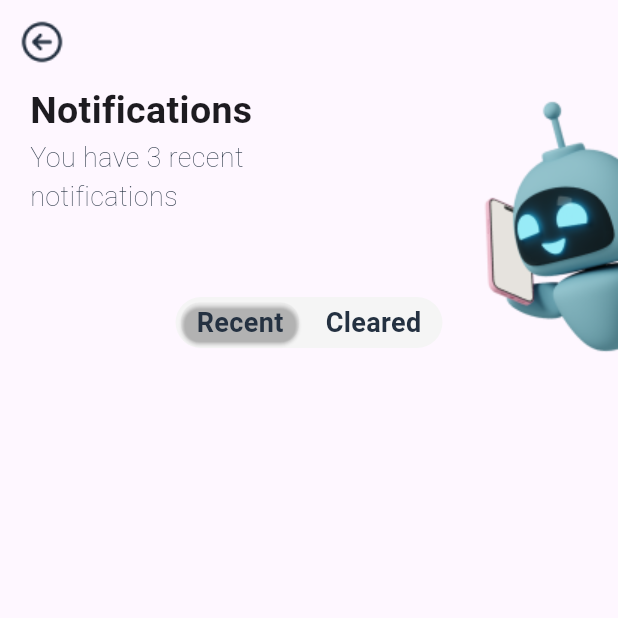
After one commit to jihaddmz/Applicx, a Flutter app: the ScreenNotifications screen opened directly, on a phone screen of 412 x 824 dp, the top half of it. The commit adds this screen. Run offline on Flutter 3.47's test engine with Material 3 defaults, Android fonts, the phone set to English and light mode, and no system bars; our stand-ins replace flutter_svg.

Commit message:
Started screen notification

```diff
--- /dev/null
+++ b/lib/components/card_toggler.dart
@@ -0,0 +1,57 @@
+import 'package:applicx/components/text.dart';
+import 'package:applicx/helpers/helper_logging.dart';
+import 'package:flutter/material.dart';
+
+Widget CardToggler(
+    String textLeft,
+    String textRight,
+    Color color1,
+    Color color2,
+    double elevation1,
+    double elevation2,
+    Function() onCard1Tap,
+    Function() onCard2Tap) {
+  double elev1 = 1;
+  double elev2 = 0;
+
+  return Card(
+    elevation: 0,
+    shape: RoundedRectangleBorder(borderRadius: BorderRadius.circular(40)),
+    color: const Color(0xffF5F5F5),
+    child: Row(
+      mainAxisSize: MainAxisSize.min,
+      children: [
+        GestureDetector(
+          onTap: () {
+            onCard1Tap();
+            elev1 = 1;
+            elev2 = 0;
+          },
+          child: Card(
+            elevation: elevation1,
+            color: color1,
+            child: Padding(
+              padding: const EdgeInsets.symmetric(horizontal: 10),
+              child: TextNormalBlack(textLeft),
+            ),
+          ),
+        ),
+        GestureDetector(
+          onTap: () {
+            onCard2Tap();
+            elev1 = 0;
+            elev2 = 1;
+          },
+          child: Card(
+            elevation: elevation2,
+            color: color2,
+            child: Padding(
+              padding: const EdgeInsets.symmetric(horizontal: 10),
+              child: TextNormalBlack(textRight),
+            ),
+          ),
+        )
+      ],
+    ),
+  );
+}
--- a/lib/screens/screen_main.dart
+++ b/lib/screens/screen_main.dart
@@ -72,6 +72,8 @@ class _ScreenMain extends State<ScreenMain> with TickerProviderStateMixin {
                             color: Colors.black)),
                   ),
                 )),
+
+            /**                                 Reports found          */
             Visibility(
                 visible: _selectedIndex == 1,
                 child: SizedBox(
@@ -83,7 +85,7 @@ class _ScreenMain extends State<ScreenMain> with TickerProviderStateMixin {
                     textAlign: TextAlign.center,
                     style: const TextStyle(color: Colors.black),
                     decoration: InputDecoration(
-                      contentPadding: EdgeInsets.all(0),
+                      contentPadding: const EdgeInsets.all(0),
                       fillColor: Colors.white,
                       filled: true,
                       disabledBorder: OutlineInputBorder(
@@ -239,7 +241,7 @@ class _ScreenMain extends State<ScreenMain> with TickerProviderStateMixin {
           Visibility(
               visible: _selectedIndex == 0,
               child: FadeTransition(
-                  opacity: _controllerFade, child: ScreenHome())),
+                  opacity: _controllerFade, child: ScreenHome(context))),
           Visibility(
               visible: _selectedIndex == 1,
               child: FadeTransition(
--- /dev/null
+++ b/lib/screens/screen_notifications.dart
@@ -0,0 +1,72 @@
+import 'package:applicx/components/card_toggler.dart';
+import 'package:applicx/components/text.dart';
+import 'package:applicx/helpers/helper_logging.dart';
+import 'package:flutter/material.dart';
+import 'package:flutter_svg/svg.dart';
+
+class ScreenNotifications extends StatefulWidget {
+  @override
+  _ScreenNotifications createState() => _ScreenNotifications();
+}
+
+class _ScreenNotifications extends State<ScreenNotifications> {
+  Color color1 = Color(243141);
+  Color color2 = Color(0xffF5F5F5);
+  double elevation1 = 1;
+  double elevation2 = 0;
+
+  @override
+  Widget build(BuildContext context) {
+    return Scaffold(
+      appBar: AppBar(
+        leading: GestureDetector(
+          onTap: () {
+            Navigator.pop(context);
+          },
+          child: Image.asset("assets/images/image_back.png"),
+        ),
+      ),
+      body: Stack(
+        children: [
+          Align(
+            alignment: Alignment.topRight,
+            child: Image.asset("assets/images/image_chatbot_notifications.png"),
+          ),
+          Padding(
+            padding: const EdgeInsets.symmetric(horizontal: 20),
+            child: Column(
+              crossAxisAlignment: CrossAxisAlignment.start,
+              children: [
+                TextBoldBlack("Notifications"),
+                TextGrey("You have 3 recent\nnotifications"),
+                Padding(
+                  padding: const EdgeInsets.only(top: 50),
+                  child: Align(
+                    alignment: Alignment.center,
+                    child: CardToggler("Recent", "Cleared", color1, color2,
+                        elevation1, elevation2, () {
+                      setState(() {
+                        HelperLogging.logD("entered here");
+                        color1 = Color(0xff243141);
+                        color2 = Color(0xffF5F5F5);
+                        elevation1 = 1;
+                        elevation2 = 0;
+                      });
+                    }, () {
+                      setState(() {
+                        color1 = Color(0xffF5F5F5);
+                        color2 = Color(0xff243141);
+                        elevation1 = 0;
+                        elevation2 = 1;
+                      });
+                    }),
+                  ),
+                )
+              ],
+            ),
+          )
+        ],
+      ),
+    );
+  }
+}
```
Also changed, not shown: lib/components/custom_route.dart (added, +16 -0 lines), lib/screens/screen_home.dart (+15 -6 lines), lib/screens/screen_intro1.dart (added, +34 -0 lines), lib/screens/screen_intro2.dart (added, +42 -0 lines), lib/screens/screen_intro3.dart (added, +43 -0 lines), lib/screens/screen_intro4.dart (added, +57 -0 lines), assets/images/image_chatbot_notifications.png (added).
